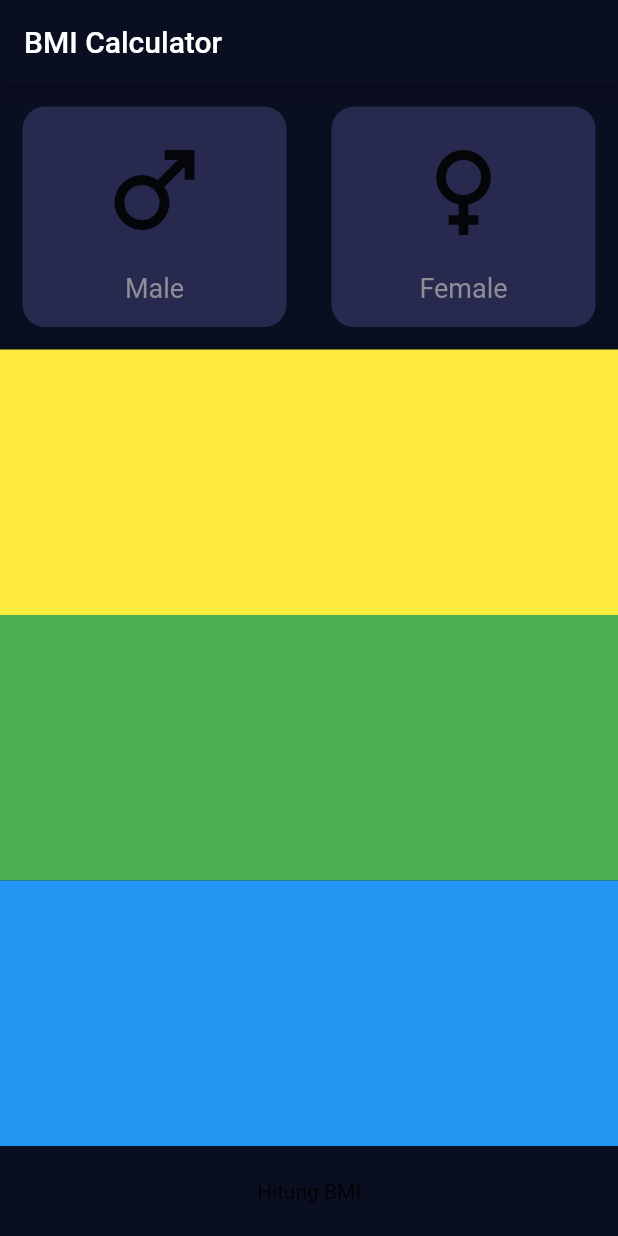
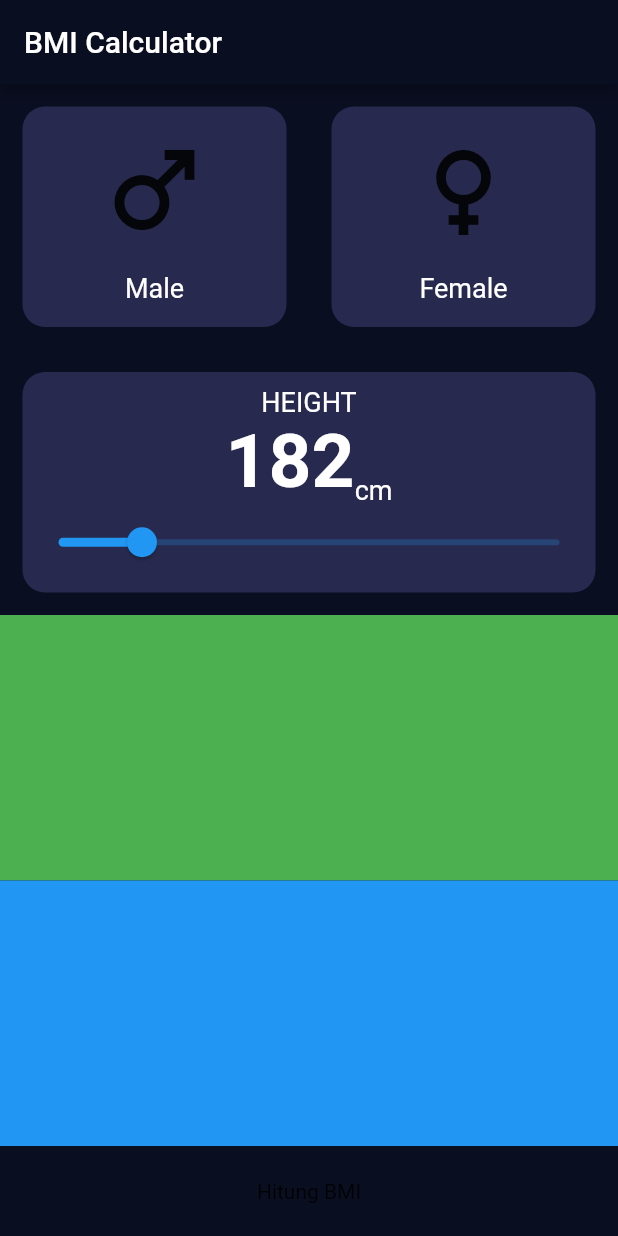
Before and after one commit to ulfacode/bmi, a Flutter app: the screen it shows after launch, on a phone screen of 412 x 824 dp. Run offline on Flutter 3.47's test engine with Material 2 defaults, Android fonts, the phone set to English and light mode, and no system bars.

Commit message:
8. BMI - Height section dan slider

```diff
--- a/lib/constants/constant.dart
+++ b/lib/constants/constant.dart
@@ -1,7 +1,7 @@
 import 'package:flutter/material.dart';
 
 Color primaryColor = const Color(0xff0a0e21);
-TextStyle genderTextStyle = TextStyle(
+TextStyle? labelTextStyle = TextStyle(
   fontSize: 18,
-  color: Color(0xff8d8e98),
+  color: Colors.white, //Color(0xff8d8e98),
 );
--- a/lib/views/bmi_data_screen.dart
+++ b/lib/views/bmi_data_screen.dart
@@ -36,7 +36,41 @@ class _BmiDataScreenState extends State<BmiDataScreen> {
           ),
           Expanded(
               child: Container(
-            color: Colors.yellow,
+            child: BmiCard(
+              child: Column(
+                mainAxisAlignment: MainAxisAlignment.center,
+                children: [
+                  Text(
+                    "HEIGHT",
+                    style: labelTextStyle,
+                  ),
+                  Row(
+                    mainAxisAlignment: MainAxisAlignment.center,
+                    crossAxisAlignment: CrossAxisAlignment.end,
+                    children: [
+                      Text(
+                        "182",
+                        style: TextStyle(
+                          fontSize: 50,
+                          fontWeight: FontWeight.bold,
+                          color: Colors.white,
+                        ),
+                      ),
+                      Text(
+                        "cm",
+                        style: labelTextStyle,
+                      ),
+                    ],
+                  ),
+                  Slider(
+                    value: 100,
+                    min: 80,
+                    max: 200,
+                    onChanged: (value) {},
+                  )
+                ],
+              ),
+            ),
           )),
           Expanded(
               child: Container(
@@ -107,7 +141,7 @@ class GenderIconText extends StatelessWidget {
         const SizedBox(height: 15),
         Text(
           title,
-          style: genderTextStyle,
+          style: labelTextStyle,
         ),
       ],
     );
```
